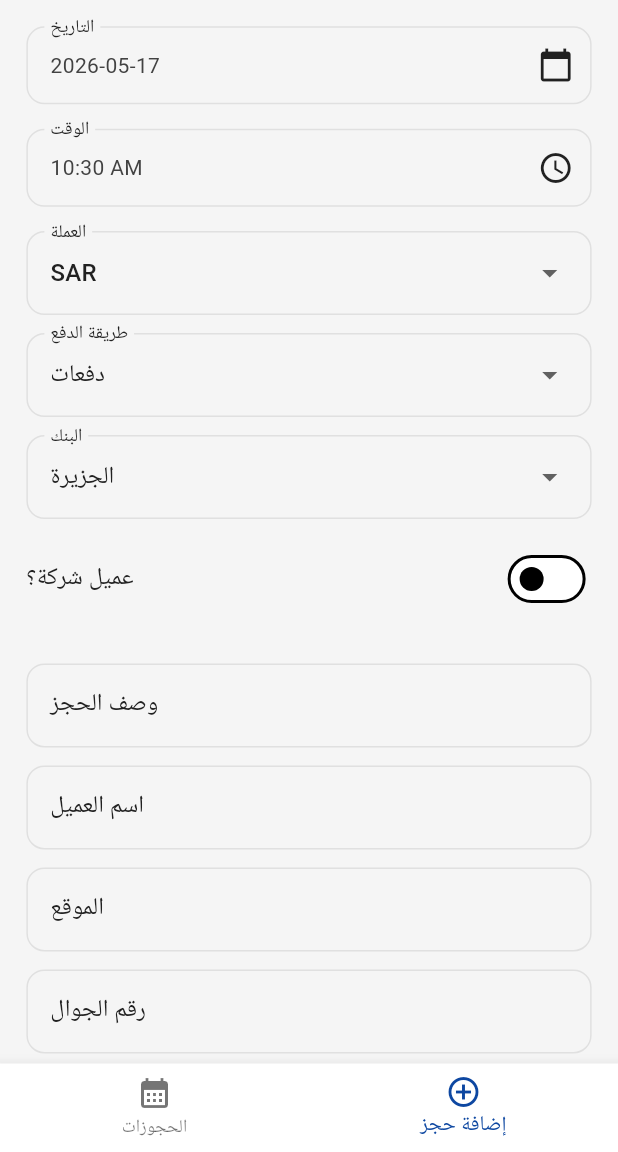
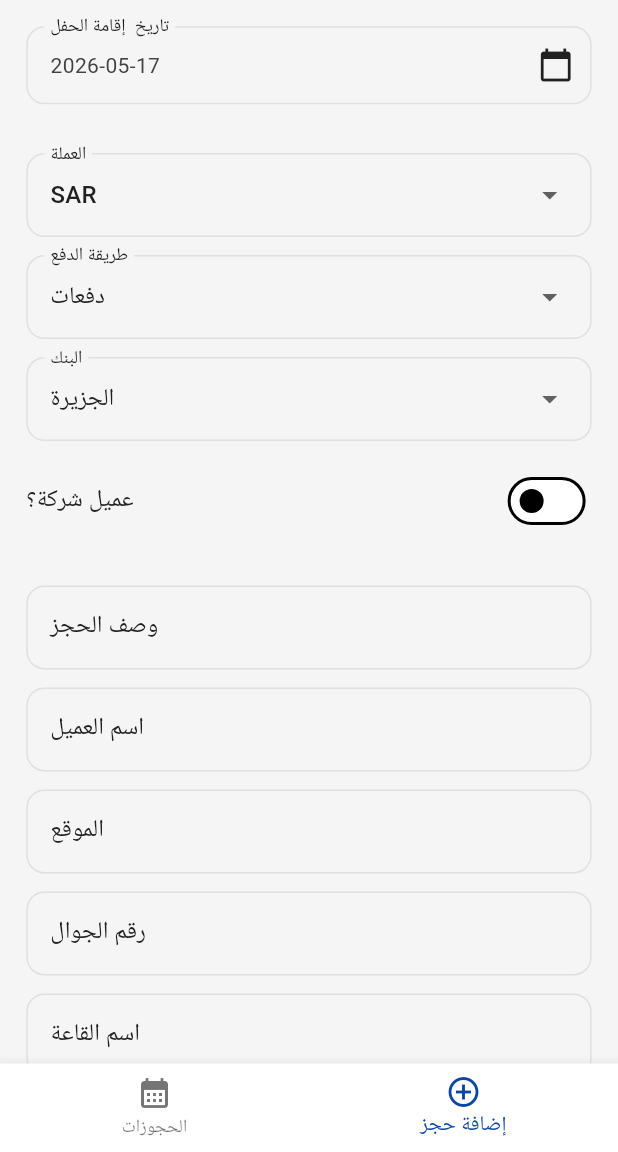
Before and after one commit to mohamedwagdy581/booking_calender, a Flutter app: the HomeView screen opened directly, item 2 of the bottom bar chosen, on a phone screen of 412 x 824 dp, the part 84-1236 px from its top. Run offline on Flutter 3.47's test engine with Material 3 defaults, Android fonts, the phone set to English and light mode, and no system bars; our stand-ins replace dio, equatable, firebase_core, firebase_messaging, flutter_bloc, flutter_dotenv and 12 more; missing offline and left inert: file_saver, mailer; accounts and stored records are empty; Roboto replaces fonts that are missing (Arial).

Commit message:
Remove Time picked and change the arranges from dashboard

```diff
--- a/lib/features/booking/data/models/booking_model.dart
+++ b/lib/features/booking/data/models/booking_model.dart
@@ -25,6 +25,7 @@ class Booking extends Equatable {
   final DateTime? archivedAt;
   final String? archivedBy;
   final bool isConfirmed;
+  final String? taxNumber;
 
   const Booking({
     this.id,
@@ -51,6 +52,7 @@ class Booking extends Equatable {
     this.archivedAt,
     this.archivedBy,
     this.isConfirmed = false,
+    this.taxNumber,
   });
 
   factory Booking.fromJson(Map<String, dynamic> json) {
@@ -85,6 +87,7 @@ class Booking extends Equatable {
           : null,
       archivedBy: json['archived_by']?.toString(),
       isConfirmed: json['is_confirmed'] as bool? ?? false,
+      taxNumber: json['tax_number'] as String?,
     );
   }
 
@@ -114,6 +117,7 @@ class Booking extends Equatable {
       'archived_at': archivedAt?.toIso8601String(),
       'archived_by': archivedBy,
       'is_confirmed': isConfirmed, // كتابة في الـ JSON
+      'tax_number': taxNumber,
     };
   }
 
@@ -142,6 +146,7 @@ class Booking extends Equatable {
       'archived_at': archivedAt?.toIso8601String(),
       'archived_by': archivedBy,
       'is_confirmed': isConfirmed,
+      'tax_number': taxNumber,
     };
   }
 
@@ -196,6 +201,7 @@ class Booking extends Equatable {
       archivedAt: archivedAt ?? this.archivedAt,
       archivedBy: archivedBy ?? this.archivedBy,
       isConfirmed: isConfirmed ?? this.isConfirmed,
+      taxNumber: taxNumber ?? this.taxNumber,
     );
   }
 
@@ -225,5 +231,6 @@ class Booking extends Equatable {
         archivedAt,
         archivedBy,
         isConfirmed,
+        taxNumber,
       ];
 }
--- a/lib/features/booking/presentation/view/edit_booking_view.dart
+++ b/lib/features/booking/presentation/view/edit_booking_view.dart
@@ -33,6 +33,7 @@ class _EditBookingViewState extends State<EditBookingView> {
   late final TextEditingController _hoursController;
   late final TextEditingController _artistNameController;
   late final TextEditingController _notesController;
+  late final TextEditingController _taxNumberController;
 
   late DateTime _selectedDate;
   late TimeOfDay _selectedTime;
@@ -61,6 +62,7 @@ class _EditBookingViewState extends State<EditBookingView> {
     _hoursController = TextEditingController(text: booking.hours);
     _artistNameController = TextEditingController(text: booking.artistName);
     _notesController = TextEditingController(text: booking.notes);
+    _taxNumberController = TextEditingController(text: booking.taxNumber ?? '');
 
     _selectedDate = booking.date;
     _selectedTime = TimeOfDay.fromDateTime(booking.date);
@@ -94,6 +96,7 @@ class _EditBookingViewState extends State<EditBookingView> {
     _lastPaymentController.dispose();
     _hoursController.dispose();
     _artistNameController.dispose();
+    _taxNumberController.dispose();
     _notesController.dispose();
     super.dispose();
   }
@@ -224,6 +227,7 @@ class _EditBookingViewState extends State<EditBookingView> {
       bankName: _selectedBank,
       notes: _notesController.text,
       isConfirmed: _isConfirmed,
+      taxNumber: _isCompany ? _taxNumberController.text : null,
     );
 
     context.read<BookingCubit>().updateBooking(_currentDraft!);
@@ -280,6 +284,7 @@ class _EditBookingViewState extends State<EditBookingView> {
           lastPaymentController: _lastPaymentController,
           hoursController: _hoursController,
           notesController: _notesController,
+          taxNumberController: _taxNumberController,
           isConfirmed: _isConfirmed,
           onConfirmedChanged: (v) => setState(() => _isConfirmed = v),
           onDateTap: _pickDate,
--- a/lib/features/booking/presentation/view/edit_booking_view_body.dart
+++ b/lib/features/booking/presentation/view/edit_booking_view_body.dart
@@ -2,6 +2,7 @@ import 'package:flutter/material.dart';
 
 import '../../../../core/constants/spacing/app_spacing.dart';
 import '../../data/models/booking_model.dart';
+import '../../../../core/widgets/custom_text_form_field.dart';
 import 'widgets/sections/booking_date_time_section.dart';
 import 'widgets/sections/booking_financial_controls_section.dart';
 import 'widgets/sections/booking_form_fields_grid_section.dart';
@@ -32,6 +33,7 @@ class EditBookingViewBody extends StatelessWidget {
     required this.lastPaymentController,
     required this.hoursController,
     required this.notesController,
+    required this.taxNumberController,
     required this.onDateTap,
     required this.onTimeTap,
     required this.onCurrencyChanged,
@@ -63,6 +65,7 @@ class EditBookingViewBody extends StatelessWidget {
   final TextEditingController lastPaymentController;
   final TextEditingController hoursController;
   final TextEditingController notesController;
+  final TextEditingController taxNumberController;
   final VoidCallback onDateTap;
   final VoidCallback onTimeTap;
   final ValueChanged<String?> onCurrencyChanged;
@@ -146,6 +149,7 @@ class EditBookingViewBody extends StatelessWidget {
                       onPaymentMethodChanged: onPaymentMethodChanged,
                       onBankChanged: onBankChanged,
                       onIsCompanyChanged: onIsCompanyChanged,
+                      taxNumberController: taxNumberController,
                     ),
                     SizedBox(height: AppSpacing.kSpaceM),
                     BookingFormFieldsGridSection(
--- a/lib/features/booking/presentation/view/widgets/add_booking_tab_body.dart
+++ b/lib/features/booking/presentation/view/widgets/add_booking_tab_body.dart
@@ -34,6 +34,7 @@ class AddBookingTabBody extends StatelessWidget {
     required this.onPaymentMethodChanged,
     required this.onBankChanged,
     required this.onIsCompanyChanged,
+    required this.taxNumberController,
     required this.onSubmit,
     required this.isLoading,
   });
@@ -63,6 +64,7 @@ class AddBookingTabBody extends StatelessWidget {
   final ValueChanged<String?> onPaymentMethodChanged;
   final ValueChanged<String?> onBankChanged;
   final ValueChanged<bool> onIsCompanyChanged;
+  final TextEditingController taxNumberController;
   final Future<void> Function() onSubmit;
   final bool isLoading;
 
@@ -98,6 +100,7 @@ class AddBookingTabBody extends StatelessWidget {
                       onPaymentMethodChanged: onPaymentMethodChanged,
                       onBankChanged: onBankChanged,
                       onIsCompanyChanged: onIsCompanyChanged,
+                      taxNumberController: taxNumberController,
                     ),
                     SizedBox(height: AppSpacing.kSpaceM),
                     BookingFormFieldsGridSection(
--- a/lib/features/booking/presentation/view/widgets/helpers/booking_form_factory.dart
+++ b/lib/features/booking/presentation/view/widgets/helpers/booking_form_factory.dart
@@ -44,6 +44,7 @@ class BookingFormFactory {
     required String bankName,
     required String notes,
     required String refNumber,
+    String? taxNumber,
   }) {
     final date = DateTime(
       selectedDate.year,
@@ -72,6 +73,7 @@ class BookingFormFactory {
       isCompany: isCompany,
       bankName: bankName,
       notes: notes,
+      taxNumber: taxNumber,
       images: const [],
     );
   }
@@ -97,6 +99,7 @@ class BookingFormFactory {
     required String bankName,
     required String notes,
     required bool isConfirmed,
+    String? taxNumber,
   }) {
     final date = DateTime(
       selectedDate.year,
@@ -128,6 +131,7 @@ class BookingFormFactory {
       bankName: bankName,
       notes: notes,
       isConfirmed: isConfirmed,
+      taxNumber: taxNumber,
     );
   }
 }
--- a/lib/features/booking/presentation/view/widgets/sections/booking_date_time_section.dart
+++ b/lib/features/booking/presentation/view/widgets/sections/booking_date_time_section.dart
@@ -22,7 +22,7 @@ class BookingDateTimeSection extends StatelessWidget {
       onTap: onDateTap,
       child: InputDecorator(
         decoration: const InputDecoration(
-          labelText: 'التاريخ',
+          labelText: 'تاريخ  إقامة الحفل',
           border: OutlineInputBorder(),
           suffixIcon: Icon(Icons.calendar_today),
         ),
@@ -30,30 +30,17 @@ class BookingDateTimeSection extends StatelessWidget {
       ),
     );
 
-    final timeWidget = InkWell(
-      onTap: onTimeTap,
-      child: InputDecorator(
-        decoration: const InputDecoration(
-          labelText: 'الوقت',
-          border: OutlineInputBorder(),
-          suffixIcon: Icon(Icons.access_time),
-        ),
-        child: Text(selectedTime.format(context)),
-      ),
-    );
 
     return LayoutBuilder(
       builder: (context, constraints) {
         if (constraints.maxWidth < 500) {
           return Column(
-            children: [dateWidget, SizedBox(height: AppSpacing.kSpaceM), timeWidget],
+            children: [dateWidget, SizedBox(height: AppSpacing.kSpaceM)],
           );
         }
         return Row(
           children: [
             Expanded(child: dateWidget),
-            SizedBox(width: AppSpacing.kSpaceXXL),
-            Expanded(child: timeWidget),
           ],
         );
       },
--- a/lib/features/booking/presentation/view/widgets/sections/booking_financial_controls_section.dart
+++ b/lib/features/booking/presentation/view/widgets/sections/booking_financial_controls_section.dart
@@ -1,5 +1,6 @@
 import 'package:flutter/material.dart';
-
+import '../../../../../../core/widgets/custom_text_form_field.dart';
+import '../../../../../../core/constants/spacing/app_spacing.dart';
 import 'booking_input_fields.dart';
 
 class BookingFinancialControlsSection extends StatelessWidget {
@@ -14,6 +15,7 @@ class BookingFinancialControlsSection extends StatelessWidget {
     required this.onPaymentMethodChanged,
     required this.onBankChanged,
     required this.onIsCompanyChanged,
+    this.taxNumberController, // إضافة الكنترول هنا لتوحيد اللوجيك
   });
 
   final bool isDesktop;
@@ -24,6 +26,7 @@ class BookingFinancialControlsSection extends StatelessWidget {
   final ValueChanged<String?> onCurrencyChanged;
   final ValueChanged<String?> onPaymentMethodChanged;
   final ValueChanged<String?> onBankChanged;
+  final TextEditingController? taxNumberController;
   final ValueChanged<bool> onIsCompanyChanged;
 
   @override
@@ -38,25 +41,35 @@ class BookingFinancialControlsSection extends StatelessWidget {
       BookingDropdownField(
         label: '\u0637\u0631\u064a\u0642\u0629 \u0627\u0644\u062f\u0641\u0639',
         value: selectedPaymentMethod,
-        items: const ['\u0625\u062c\u0645\u0627\u0644\u064a \u0627\u0644\u0642\u064a\u0645\u0629', '\u062f\u0641\u0639\u0627\u062a'],
+        items: const [
+          '\u0625\u062c\u0645\u0627\u0644\u064a \u0627\u0644\u0642\u064a\u0645\u0629',
+          '\u062f\u0641\u0639\u0627\u062a'
+        ],
         onChanged: onPaymentMethodChanged,
       ),
       BookingDropdownField(
         label: '\u0627\u0644\u0628\u0646\u0643',
         value: selectedBank,
-        items: const ['\u0627\u0644\u062c\u0632\u064a\u0631\u0629', '\u0623\u0645\u064a\u0645\u0629'],
+        items: const [
+          '\u0627\u0644\u062c\u0632\u064a\u0631\u0629',
+          '\u0623\u0645\u064a\u0645\u0629'
+        ],
         onChanged: onBankChanged,
       ),
       SwitchListTile(
-        title: const Text('\u0639\u0645\u064a\u0644 \u0634\u0631\u0643\u0629\u061f'),
+        title: const Text(
+            '\u0639\u0645\u064a\u0644 \u0634\u0631\u0643\u0629\u061f'),
         value: isCompany,
         onChanged: onIsCompanyChanged,
         contentPadding: EdgeInsets.zero,
       ),
     ];
 
-    if (isDesktop) {
-      return Row(
+    return Column(
+      crossAxisAlignment: CrossAxisAlignment.stretch,
+      children: [
+        if (isDesktop)
+          Row(
             crossAxisAlignment: CrossAxisAlignment.start,
             children: children
                 .map(
@@ -68,13 +81,33 @@ class BookingFinancialControlsSection extends StatelessWidget {
                   ),
                 )
                 .toList(),
-      );
+          )
+        else
+          Column(
+            children: children
+                .map((c) => Padding(
+                    padding: const EdgeInsets.only(bottom: 12), child: c))
+                .toList(),
+          ),
+        // إظهار حقل الرقم الضريبي تلقائياً إذا كان العميل شركة
+        if (isCompany && taxNumberController != null) ...[
+          SizedBox(height: AppSpacing.kSpaceM),
+          Padding(
+            padding: const EdgeInsets.symmetric(horizontal: 8),
+            child: CustomTextFormField(
+              controller: taxNumberController!,
+              labelText: 'الرقم الضريبي للشركة',
+              keyboardType: TextInputType.number,
+              validator: (value) {
+                if (isCompany && (value == null || value.isEmpty)) {
+                  return 'يرجى إدخال الرقم الضريبي للشركة';
                 }
-
-    return Column(
-      children: children
-          .map((c) => Padding(padding: const EdgeInsets.only(bottom: 12), child: c))
-          .toList(),
+                return null;
+              },
+            ),
+          ),
+        ],
+      ],
     );
   }
 }
--- a/lib/features/booking/presentation/view/widgets/sections/booking_form_fields_grid_section.dart
+++ b/lib/features/booking/presentation/view/widgets/sections/booking_form_fields_grid_section.dart
@@ -83,22 +83,43 @@ class BookingFormFieldsGridSection extends StatelessWidget {
   @override
   Widget build(BuildContext context) {
     final fields = <Widget>[
-      BookingTextField(controller: titleController, label: '\u0648\u0635\u0641 \u0627\u0644\u062d\u062c\u0632'),
-      BookingTextField(controller: clientNameController, label: '\u0627\u0633\u0645 \u0627\u0644\u0639\u0645\u064a\u0644'),
-      BookingTextField(controller: locationController, label: '\u0627\u0644\u0645\u0648\u0642\u0639'),
-      BookingTextField(controller: phoneController, label: phoneLabel, isNumber: true),
-      BookingTextField(controller: hallNameController, label: '\u0627\u0633\u0645 \u0627\u0644\u0642\u0627\u0639\u0629'),
-      BookingTextField(controller: artistNameController, label: '\u0627\u0633\u0645 \u0627\u0644\u0641\u0646\u0627\u0646'),
-      BookingTextField(controller: hoursController, label: '\u0639\u062f\u062f \u0627\u0644\u0633\u0627\u0639\u0627\u062a', isNumber: true),
+      BookingTextField(
+          controller: titleController,
+          label: '\u0648\u0635\u0641 \u0627\u0644\u062d\u062c\u0632'),
+      BookingTextField(
+          controller: clientNameController,
+          label: '\u0627\u0633\u0645 \u0627\u0644\u0639\u0645\u064a\u0644'),
+      BookingTextField(
+          controller: locationController,
+          label: '\u0627\u0644\u0645\u0648\u0642\u0639'),
+      BookingTextField(
+          controller: phoneController,
+          label: phoneLabel,
+          isNumber: true,
+          requiredField: false),
+      BookingTextField(
+          controller: hallNameController,
+          label: '\u0627\u0633\u0645 \u0627\u0644\u0642\u0627\u0639\u0629',
+          requiredField: false),
+      BookingTextField(
+          controller: artistNameController,
+          label: '\u0627\u0633\u0645 \u0627\u0644\u0641\u0646\u0627\u0646'),
+      BookingTextField(
+          controller: hoursController,
+          label:
+              '\u0639\u062f\u062f \u0627\u0644\u0633\u0627\u0639\u0627\u062a',
+          isNumber: true),
       BookingTextField(
         controller: totalAmountController,
-        label: '\u0627\u0644\u0645\u0628\u0644\u063a \u0627\u0644\u0625\u062c\u0645\u0627\u0644\u064a',
+        label:
+            '\u0627\u0644\u0645\u0628\u0644\u063a \u0627\u0644\u0625\u062c\u0645\u0627\u0644\u064a',
         isNumber: true,
         validator: _validateAmount,
       ),
       if (isCompany)
         BookingDisplayField(
-          label: '\u0627\u0644\u0625\u062c\u0645\u0627\u0644\u064a \u0634\u0627\u0645\u0644 \u0627\u0644\u0636\u0631\u064a\u0628\u0629',
+          label:
+              '\u0627\u0644\u0625\u062c\u0645\u0627\u0644\u064a \u0634\u0627\u0645\u0644 \u0627\u0644\u0636\u0631\u064a\u0628\u0629',
           value: vatInclusiveTotal,
         ),
       if (isCompany)
@@ -121,7 +142,8 @@ class BookingFormFieldsGridSection extends StatelessWidget {
       fields.add(
         BookingTextField(
           controller: firstPaymentController,
-          label: '\u0627\u0644\u062f\u0641\u0639\u0629 \u0627\u0644\u0623\u0648\u0644\u0649',
+          label:
+              '\u0627\u0644\u062f\u0641\u0639\u0629 \u0627\u0644\u0623\u0648\u0644\u0649',
           isNumber: true,
           validator: _validateFirstPayment,
         ),
@@ -129,7 +151,8 @@ class BookingFormFieldsGridSection extends StatelessWidget {
       fields.add(
         BookingTextField(
           controller: lastPaymentController,
-          label: '\u0627\u0644\u062f\u0641\u0639\u0629 \u0627\u0644\u0623\u062e\u064a\u0631\u0629',
+          label:
+              '\u0627\u0644\u062f\u0641\u0639\u0629 \u0627\u0644\u0623\u062e\u064a\u0631\u0629',
           isNumber: true,
           readOnly: true,
           requiredField: false,
@@ -144,7 +167,8 @@ class BookingFormFieldsGridSection extends StatelessWidget {
         children: fields
             .map(
               (field) => SizedBox(
-                width: (1000 - (AppSpacing.kHorizontalPadding * 2) - 16) / 2 - 1,
+                width:
+                    (1000 - (AppSpacing.kHorizontalPadding * 2) - 16) / 2 - 1,
                 child: field,
               ),
             )
@@ -154,7 +178,8 @@ class BookingFormFieldsGridSection extends StatelessWidget {
 
     return Column(
       children: fields
-          .map((f) => Padding(padding: const EdgeInsets.only(bottom: 12), child: f))
+          .map((f) =>
+              Padding(padding: const EdgeInsets.only(bottom: 12), child: f))
           .toList(),
     );
   }
--- a/lib/features/booking/presentation/view/widgets/sections/booking_form_fields_section.dart
+++ b/lib/features/booking/presentation/view/widgets/sections/booking_form_fields_section.dart
@@ -85,8 +85,6 @@ class BookingFormFieldsSection extends StatelessWidget {
           CustomTextFormField(
             controller: phoneController,
             labelText: 'رقم الجوال',
-            validator: (value) =>
-                value!.isEmpty ? 'برجاء ادخال رقم الجوال' : null,
           ),
         ),
         SizedBox(height: AppSpacing.kSpaceM),
```
Also changed, not shown: lib/core/services/dashboard_view.dart (+80 -36 lines), lib/core/services/pdf/pdf_info_section.dart (+24 -8 lines), lib/core/services/supabase_service.dart (+52 -3 lines), lib/features/booking/presentation/view/widgets/add_booking_tab.dart (+57 -5 lines). Lines whose indentation alone changed are shown as unchanged.
